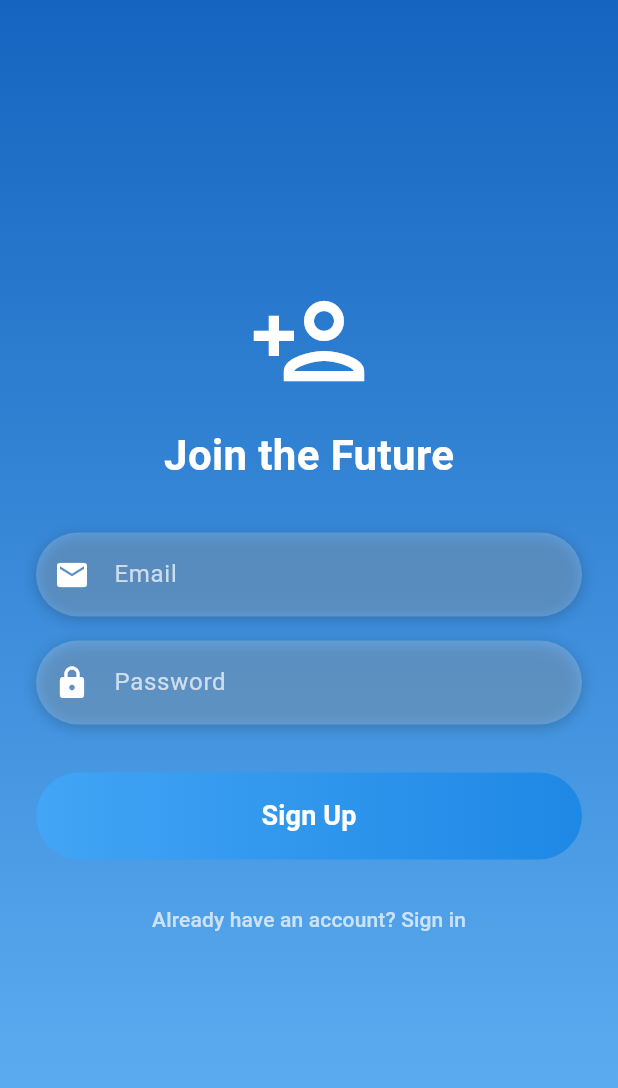
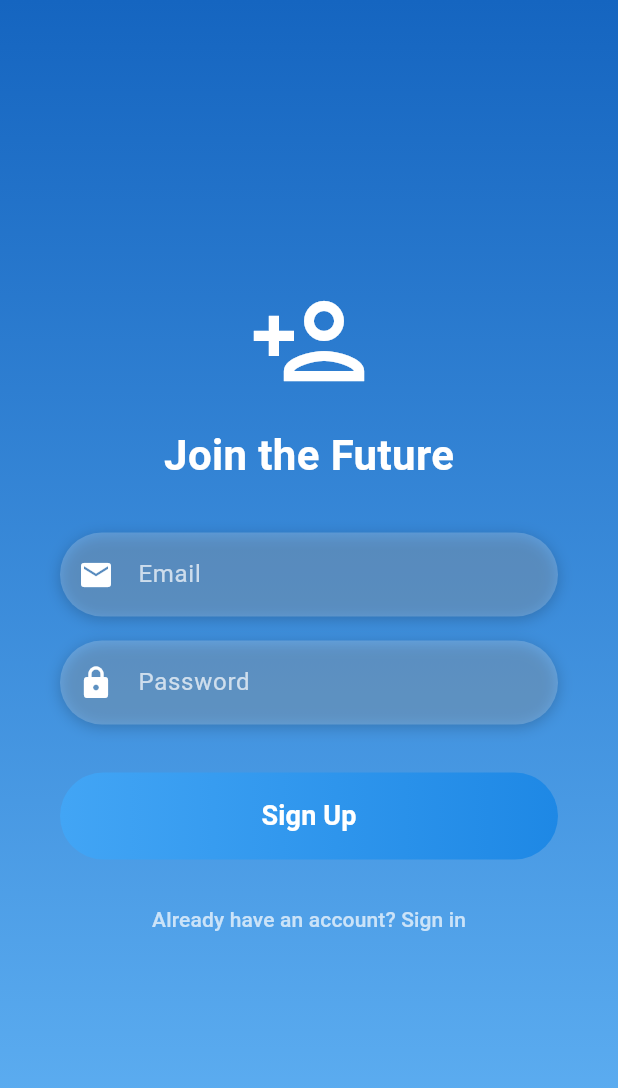
Before and after one commit to could-ai/019827b2-146c-7610-940e-a25455172f04, a Flutter app: the screen it shows after launch, after a tap on "Don't have an account? Sign up", on a phone screen of 412 x 824 dp. Shown: the top 1088 px of the screen. Run offline on Flutter 3.47's test engine with Material 3 defaults, Android fonts, the phone set to English and light mode, and no system bars; our stand-ins replace supabase_flutter; accounts and stored records are empty; network calls fail.

Commit message:
Increase horizontal padding to make input fields narrower; Increase horizontal padding to make input fields narrower

```diff
--- a/usr/lib/pages/login_page.dart
+++ b/usr/lib/pages/login_page.dart
@@ -62,7 +62,8 @@ class _LoginPageState extends State<LoginPage> {
         ),
         child: Center(
           child: SingleChildScrollView(
-            padding: const EdgeInsets.symmetric(horizontal: 24.0, vertical: 60.0),
+            padding:
+                const EdgeInsets.symmetric(horizontal: 40.0, vertical: 60.0),
             child: Column(
               mainAxisSize: MainAxisSize.min,
               children: [
--- a/usr/lib/pages/signup_page.dart
+++ b/usr/lib/pages/signup_page.dart
@@ -57,7 +57,8 @@ class _SignUpPageState extends State<SignUpPage> {
         ),
         child: Center(
           child: SingleChildScrollView(
-            padding: const EdgeInsets.symmetric(horizontal: 24.0, vertical: 60.0),
+            padding:
+                const EdgeInsets.symmetric(horizontal: 40.0, vertical: 60.0),
             child: Column(
               mainAxisSize: MainAxisSize.min,
               children: [
```
